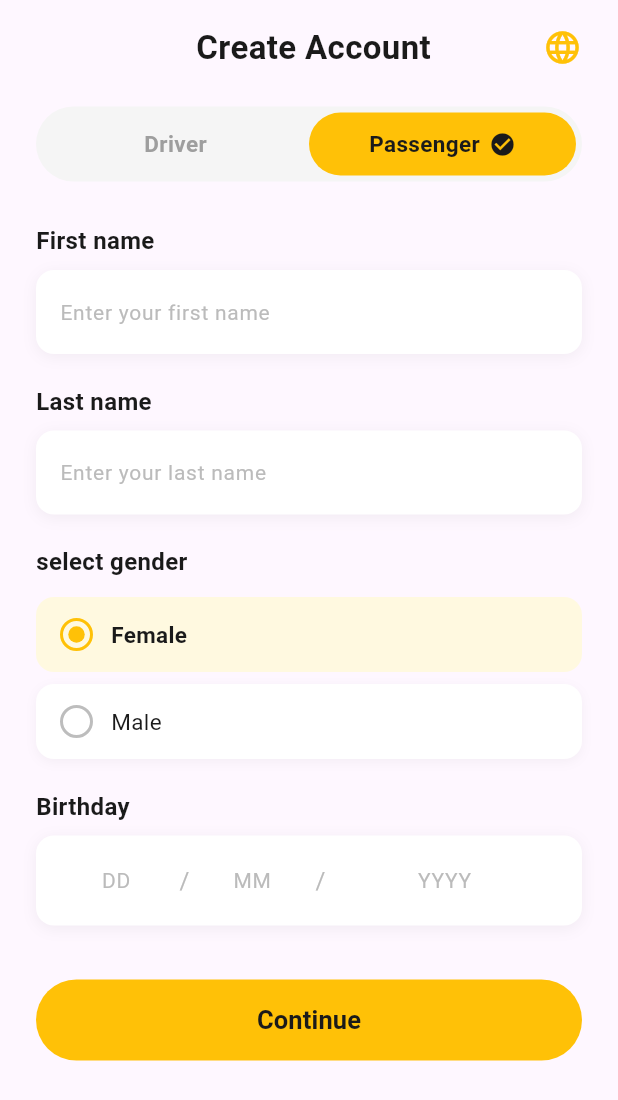
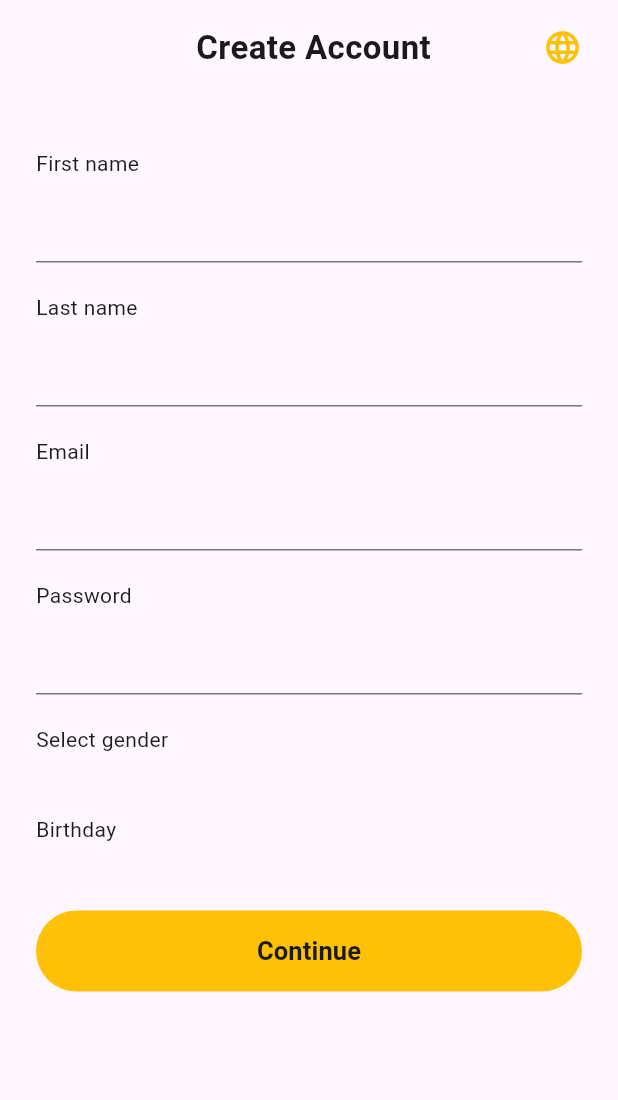
Before and after one commit to Duha-maher/joride_frontend-1, a Flutter app: the CreateAccountScreen screen opened directly, on a phone screen of 412 x 824 dp. Shown: the top 1100 px of the screen. Run offline on Flutter 3.47's test engine with Material 3 defaults, Android fonts, the phone set to English and light mode, and no system bars; our stand-ins replace cloud_firestore, firebase_auth, firebase_core; accounts and stored records are empty.

Commit message:
save my work

```diff
--- a/lib/screens/sign_in.dart
+++ b/lib/screens/sign_in.dart
@@ -1,4 +1,8 @@
 import 'package:flutter/material.dart';
+import 'package:firebase_auth/firebase_auth.dart';
+import 'package:cloud_firestore/cloud_firestore.dart'; // Firestore
+import 'package:joride_app/screens/login_screen.dart';
+import 'sign_in.dart';
 
 class CreateAccountScreen extends StatefulWidget {
   const CreateAccountScreen({super.key});
@@ -10,11 +14,16 @@ class CreateAccountScreen extends StatefulWidget {
 class _CreateAccountScreenState extends State<CreateAccountScreen> {
   bool isPassenger = true;
   String selectedGender = 'Female';
+
+  // Controllers
+  ///////////test
   final TextEditingController _dayController = TextEditingController();
   final TextEditingController _monthController = TextEditingController();
   final TextEditingController _yearController = TextEditingController();
   final TextEditingController _firstNameController = TextEditingController();
   final TextEditingController _lastNameController = TextEditingController();
+  final TextEditingController _emailController = TextEditingController();
+  final TextEditingController _passwordController = TextEditingController();
 
   static const Color primaryYellow = Color(0xFFFFC107);
   static const Color lightYellow = Color(0xFFFFF9E0);
@@ -29,7 +38,63 @@ class _CreateAccountScreenState extends State<CreateAccountScreen> {
     _yearController.dispose();
     _firstNameController.dispose();
     _lastNameController.dispose();
+    _emailController.dispose();
+    _passwordController.dispose();
     super.dispose();
+  }
+
+  // إنشاء الحساب + حفظ البيانات في Firestore
+  void _createAccount() async {
+    final email = _emailController.text.trim();
+    final password = _passwordController.text.trim();
+    final firstName = _firstNameController.text.trim();
+    final lastName = _lastNameController.text.trim();
+    final birthday =
+        '${_dayController.text.trim()}/${_monthController.text.trim()}/${_yearController.text.trim()}';
+    final role = isPassenger ? 'rider' : 'driver';
+    final gender = selectedGender;
+
+    try {
+      final credential = await FirebaseAuth.instance
+          .createUserWithEmailAndPassword(email: email, password: password);
+
+      // حفظ البيانات في Firestore
+      await FirebaseFirestore.instance
+          .collection('users')
+          .doc(credential.user!.uid)
+          .set({
+            'firstName': firstName,
+            'lastName': lastName,
+            'email': email,
+            'birthday': birthday,
+            'role': role,
+            'gender': gender,
+            'createdAt': Timestamp.now(),
+          });
+
+      ScaffoldMessenger.of(context).showSnackBar(
+        const SnackBar(content: Text("Account created successfully!")),
+      );
+
+      // الانتقال لصفحة تسجيل الدخول
+      Navigator.push(
+        context,
+        MaterialPageRoute(builder: (context) => const LoginScreen()),
+      );
+    } on FirebaseAuthException catch (e) {
+      String message = 'Something went wrong';
+      if (e.code == 'weak-password') {
+        message = 'The password provided is too weak.';
+      } else if (e.code == 'email-already-in-use') {
+        message = 'The account already exists for that email.';
+      }
+
+      ScaffoldMessenger.of(
+        context,
+      ).showSnackBar(SnackBar(content: Text(message)));
+    } catch (e) {
+      print(e);
+    }
   }
 
   @override
@@ -77,7 +142,25 @@ class _CreateAccountScreenState extends State<CreateAccountScreen> {
               ),
 
               const SizedBox(height: 20),
-              _buildLabel('select gender'),
+              _buildLabel('Email'),
+              const SizedBox(height: 8),
+              _buildTextField(
+                controller: _emailController,
+                hint: 'Enter your email',
+                keyboardType: TextInputType.emailAddress,
+              ),
+
+              const SizedBox(height: 20),
+              _buildLabel('Password'),
+              const SizedBox(height: 8),
+              _buildTextField(
+                controller: _passwordController,
+                hint: 'Enter your password',
+                keyboardType: TextInputType.visiblePassword,
+              ),
+
+              const SizedBox(height: 20),
+              _buildLabel('Select gender'),
               const SizedBox(height: 12),
               _buildGenderOption('Female'),
               const SizedBox(height: 8),
@@ -101,13 +184,10 @@ class _CreateAccountScreenState extends State<CreateAccountScreen> {
                     ),
                     elevation: 0,
                   ),
-                  onPressed: () {},
+                  onPressed: _createAccount,
                   child: const Text(
                     'Continue',
-                    style: TextStyle(
-                      fontSize: 17,
-                      fontWeight: FontWeight.w600,
-                    ),
+                    style: TextStyle(fontSize: 17, fontWeight: FontWeight.w600),
                   ),
                 ),
               ),
@@ -120,85 +200,11 @@ class _CreateAccountScreenState extends State<CreateAccountScreen> {
   }
 
   Widget _buildToggle() {
-    return Container(
-      decoration: BoxDecoration(
-        color: const Color(0xFFF5F5F5),
-        borderRadius: BorderRadius.circular(30),
-      ),
-      padding: const EdgeInsets.all(4),
-      child: Row(
-        children: [
-          Expanded(
-            child: GestureDetector(
-              onTap: () => setState(() => isPassenger = false),
-              child: AnimatedContainer(
-                duration: const Duration(milliseconds: 250),
-                curve: Curves.easeInOut,
-                height: 42,
-                decoration: BoxDecoration(
-                  color: !isPassenger ? primaryYellow : Colors.transparent,
-                  borderRadius: BorderRadius.circular(26),
-                ),
-                alignment: Alignment.center,
-                child: Text(
-                  'Driver',
-                  style: TextStyle(
-                    fontWeight: FontWeight.w600,
-                    fontSize: 15,
-                    color: !isPassenger ? darkText : Colors.grey,
-                  ),
-                ),
-              ),
-            ),
-          ),
-
-          Expanded(
-            child: GestureDetector(
-              onTap: () => setState(() => isPassenger = true),
-              child: AnimatedContainer(
-                duration: const Duration(milliseconds: 250),
-                curve: Curves.easeInOut,
-                height: 42,
-                decoration: BoxDecoration(
-                  color: isPassenger ? primaryYellow : Colors.transparent,
-                  borderRadius: BorderRadius.circular(26),
-                ),
-                alignment: Alignment.center,
-                child: Row(
-                  mainAxisAlignment: MainAxisAlignment.center,
-                  children: [
-                    Text(
-                      'Passenger',
-                      style: TextStyle(
-                        fontWeight: FontWeight.w600,
-                        fontSize: 15,
-                        color: isPassenger ? darkText : Colors.grey,
-                      ),
-                    ),
-                    if (isPassenger) ...[
-                      const SizedBox(width: 6),
-                      const Icon(Icons.check_circle,
-                          color: darkText, size: 18),
-                    ],
-                  ],
-                ),
-              ),
-            ),
-          ),
-        ],
-      ),
-    );
+    return Container(); // جسم صالح مؤقت
   }
 
   Widget _buildLabel(String text) {
-    return Text(
-      text,
-      style: const TextStyle(
-        fontSize: 16,
-        fontWeight: FontWeight.w600,
-        color: darkText,
-      ),
-    );
+    return Text(text); // مؤقت
   }
 
   Widget _buildTextField({
@@ -206,152 +212,21 @@ class _CreateAccountScreenState extends State<CreateAccountScreen> {
     required String hint,
     TextInputType keyboardType = TextInputType.text,
   }) {
-    return Container(
-      decoration: BoxDecoration(
-        color: cardBg,
-        borderRadius: BorderRadius.circular(12),
-        boxShadow: [
-          BoxShadow(
-            color: Colors.black.withValues(alpha: 0.05),
-            blurRadius: 8,
-            offset: const Offset(0, 2),
-          ),
-        ],
-      ),
-      child: TextField(
-        controller: controller,
-        keyboardType: keyboardType,
-        decoration: InputDecoration(
-          hintText: hint,
-          hintStyle: const TextStyle(color: hintText, fontSize: 14),
-          border: InputBorder.none,
-          contentPadding:
-              const EdgeInsets.symmetric(horizontal: 16, vertical: 16),
-        ),
-      ),
-    );
+    return TextField(controller: controller); // مؤقت
   }
 
   Widget _buildGenderOption(String gender) {
-    final bool isSelected = selectedGender == gender;
-    return GestureDetector(
-      onTap: () => setState(() => selectedGender = gender),
-      child: AnimatedContainer(
-        duration: const Duration(milliseconds: 200),
-        width: double.infinity,
-        padding:
-            const EdgeInsets.symmetric(horizontal: 16, vertical: 14),
-        decoration: BoxDecoration(
-          color: isSelected ? lightYellow : cardBg,
-          borderRadius: BorderRadius.circular(12),
-          boxShadow: isSelected
-              ? []
-              : [
-                  BoxShadow(
-                    color: Colors.black.withValues(alpha: 0.04),
-                    blurRadius: 6,
-                    offset: const Offset(0, 2),
-                  ),
-                ],
-        ),
-        child: Row(
-          children: [
-            Container(
-              width: 22,
-              height: 22,
-              decoration: BoxDecoration(
-                shape: BoxShape.circle,
-                border: Border.all(
-                  color: isSelected ? primaryYellow : Colors.grey.shade400,
-                  width: 2,
-                ),
-              ),
-              child: isSelected
-                  ? Center(
-                      child: Container(
-                        width: 11,
-                        height: 11,
-                        decoration: const BoxDecoration(
-                          shape: BoxShape.circle,
-                          color: primaryYellow,
-                        ),
-                      ),
-                    )
-                  : null,
-            ),
-            const SizedBox(width: 12),
-            Text(
-              gender,
-              style: TextStyle(
-                fontSize: 15,
-                fontWeight:
-                    isSelected ? FontWeight.w600 : FontWeight.w400,
-                color: darkText,
-              ),
-            ),
-          ],
-        ),
-      ),
-    );
+    return Container(); // مؤقت
   }
 
   Widget _buildBirthdayField() {
-    return Container(
-      decoration: BoxDecoration(
-        color: cardBg,
-        borderRadius: BorderRadius.circular(12),
-        boxShadow: [
-          BoxShadow(
-            color: Colors.black.withValues(alpha: 0.05),
-            blurRadius: 8,
-            offset: const Offset(0, 2),
-          ),
-        ],
-      ),
-      padding: const EdgeInsets.symmetric(horizontal: 16, vertical: 4),
-      child: Row(
-        children: [
-          Expanded(
-            child: _buildDatePart(
-              controller: _dayController,
-              hint: 'DD',
-            ),
-          ),
-          const Text(' / ', style: TextStyle(color: hintText, fontSize: 16)),
-          Expanded(
-            child: _buildDatePart(
-              controller: _monthController,
-              hint: 'MM',
-            ),
-          ),
-          const Text(' / ', style: TextStyle(color: hintText, fontSize: 16)),
-          Expanded(
-            flex: 2,
-            child: _buildDatePart(
-              controller: _yearController,
-              hint: 'YYYY',
-            ),
-          ),
-        ],
-      ),
-    );
+    return Container(); // مؤقت
   }
 
   Widget _buildDatePart({
     required TextEditingController controller,
     required String hint,
   }) {
-    return TextField(
-      controller: controller,
-      keyboardType: TextInputType.number,
-      textAlign: TextAlign.center,
-      decoration: InputDecoration(
-        hintText: hint,
-        hintStyle: const TextStyle(color: hintText, fontSize: 14),
-        border: InputBorder.none,
-        contentPadding:
-            const EdgeInsets.symmetric(horizontal: 4, vertical: 14),
-      ),
-    );
+    return TextField(controller: controller); // مؤقت
   }
 }
--- a/pubspec.yaml
+++ b/pubspec.yaml
@@ -34,6 +34,12 @@ dependencies:
   # The following adds the Cupertino Icons font to your application.
   # Use with the CupertinoIcons class for iOS style icons.
   cupertino_icons: ^1.0.8
+  firebase_core: ^4.5.0
+  firebase_auth: ^6.2.0
+  google_sign_in: ^7.2.0
+  firebase_storage: ^13.1.0
+  cloud_firestore: ^6.1.3
+  firebase_messaging: ^16.1.2
 
 dev_dependencies:
   flutter_test:
```
Also changed, not shown: lib/main.dart (+26 -2 lines), lib/screens/login_screen.dart (+11 -44 lines), pubspec.lock, 8 other files.
